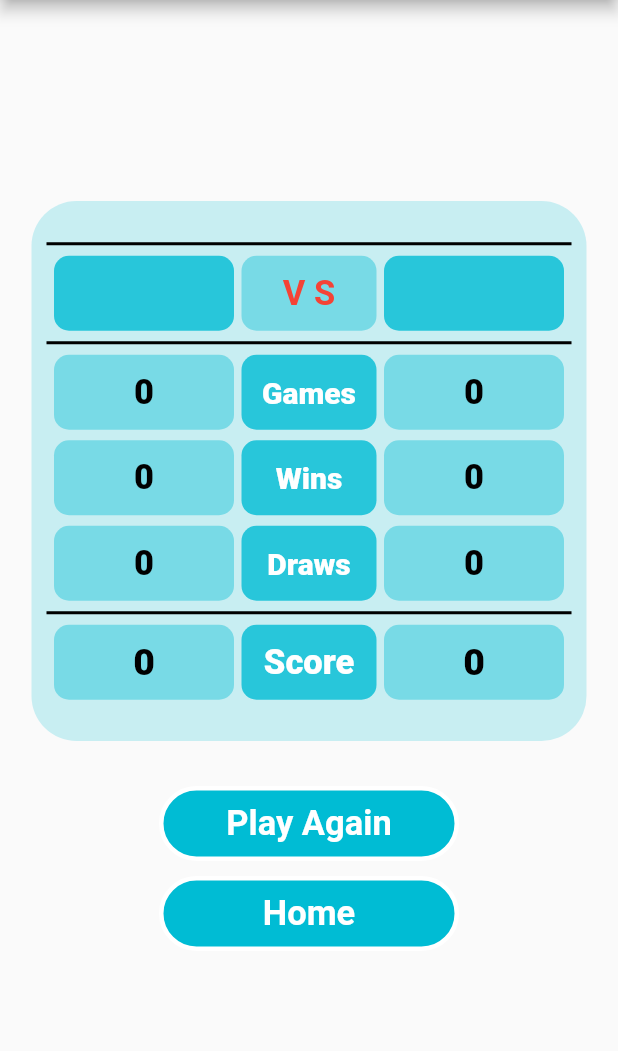
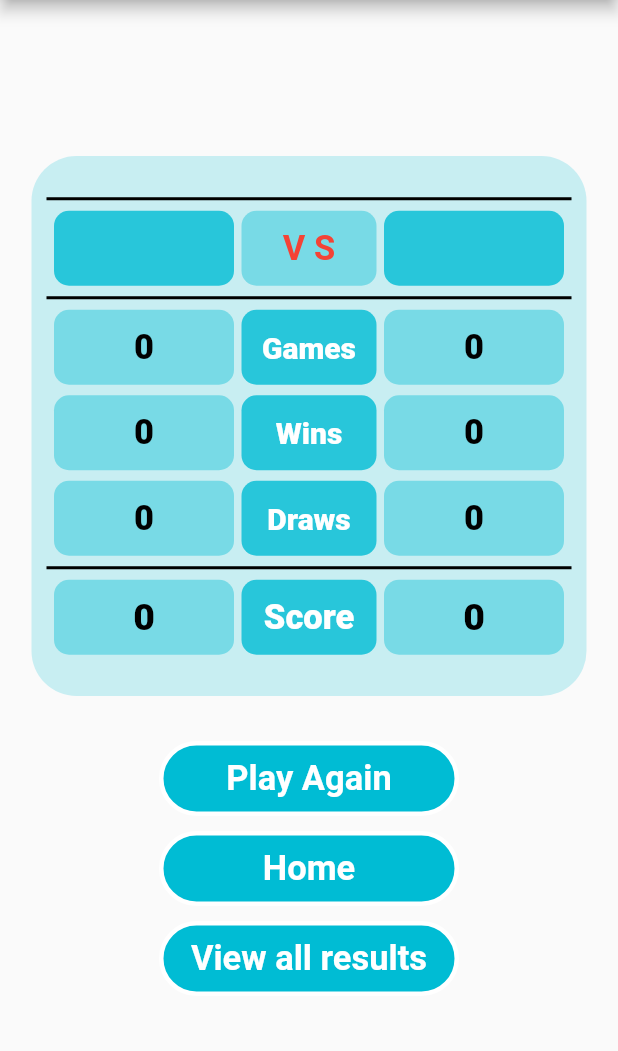
Before and after one commit to rohanpramanik18/Tic-Tac-Toe, a Flutter app: the ResultPage screen opened by its route, on a phone screen of 412 x 824 dp, the part 84-1135 px from its top. Run offline on Flutter 3.47's test engine with Material 2 defaults, Android fonts, the phone set to English and light mode, and no system bars; our stand-ins replace google_fonts, sqflite; accounts and stored records are empty; Roboto replaces fonts that are missing (Alike).

Commit message:
result fetch from db

```diff
--- a/lib/database/databaseHelper.dart
+++ b/lib/database/databaseHelper.dart
@@ -54,7 +54,7 @@ class DBHelper {
     return resultModel;
   }
 
-  Future<List<ResultModel>> getTaskList() async {
+  Future<List<ResultModel>> getResultList() async {
     var dbClient = await this.db;
     final List<Map<String, Object?>> querryResult =
         await dbClient!.query("newresTable");
--- a/lib/main.dart
+++ b/lib/main.dart
@@ -1,5 +1,6 @@
 import 'package:flutter/material.dart';
 import 'package:tictactoe/routes.dart';
+import 'package:tictactoe/screens/alldbresultpage.dart';
 import 'package:tictactoe/screens/gamepage.dart';
 import 'package:tictactoe/screens/hopepage.dart';
 import 'package:tictactoe/screens/resultpage.dart';
@@ -23,6 +24,7 @@ class MyApp extends StatelessWidget {
         MyRoutes.routeToss: (context) => TossPage(),
         MyRoutes.routeGame: (context) => GamePage(),
         MyRoutes.routeResult: (context) => ResultPage(),
+        MyRoutes.routealldbresult: (context) => AllDbResult()
       },
       initialRoute: "/home",
     );
--- a/lib/routes.dart
+++ b/lib/routes.dart
@@ -3,4 +3,5 @@ class MyRoutes {
   static String routeToss = "/toss";
   static String routeGame = "/game";
   static String routeResult = "/result";
+  static String routealldbresult = "/alldbresult";
 }
--- a/lib/screens/gamepage.dart
+++ b/lib/screens/gamepage.dart
@@ -117,10 +117,10 @@ class _GamePageState extends State<GamePage> {
       } else {
         if (secondChance == HomePage.player1) {
           ResultPage.resultList.add(1);
-          pushData("${secondChance} +  beat  ${firstChance}");
+          pushData("${secondChance}  beat  ${firstChance}");
         } else {
           ResultPage.resultList.add(2);
-          pushData("${secondChance} +  beat  ${firstChance}");
+          pushData("${secondChance}  beat  ${firstChance}");
         }
       }
       showWinDialog(context);
--- a/lib/screens/resultpage.dart
+++ b/lib/screens/resultpage.dart
@@ -481,6 +481,35 @@ class _ResultPageState extends State<ResultPage> {
                   )),
             ),
           ),
+          SizedBox(
+            height: 10,
+          ),
+          InkWell(
+            onTap: () => {
+              Navigator.pushNamed(context, MyRoutes.routealldbresult),
+            },
+            child: Container(
+              height: 50,
+              width: 200,
+              child: Text(
+                "View all results",
+                style: GoogleFonts.alike(
+                    textStyle: TextStyle(
+                  fontWeight: FontWeight.w600,
+                  fontSize: 23,
+                  color: Theme.of(context).primaryColor,
+                )),
+              ),
+              alignment: Alignment.center,
+              decoration: BoxDecoration(
+                  color: Colors.cyan,
+                  borderRadius: BorderRadius.all(Radius.circular(30)),
+                  border: Border.all(
+                    color: Colors.white,
+                    width: 3,
+                  )),
+            ),
+          ),
         ],
       ),
     );
```
Also changed, not shown: lib/screens/alldbresultpage.dart (added, +85 -0 lines).
